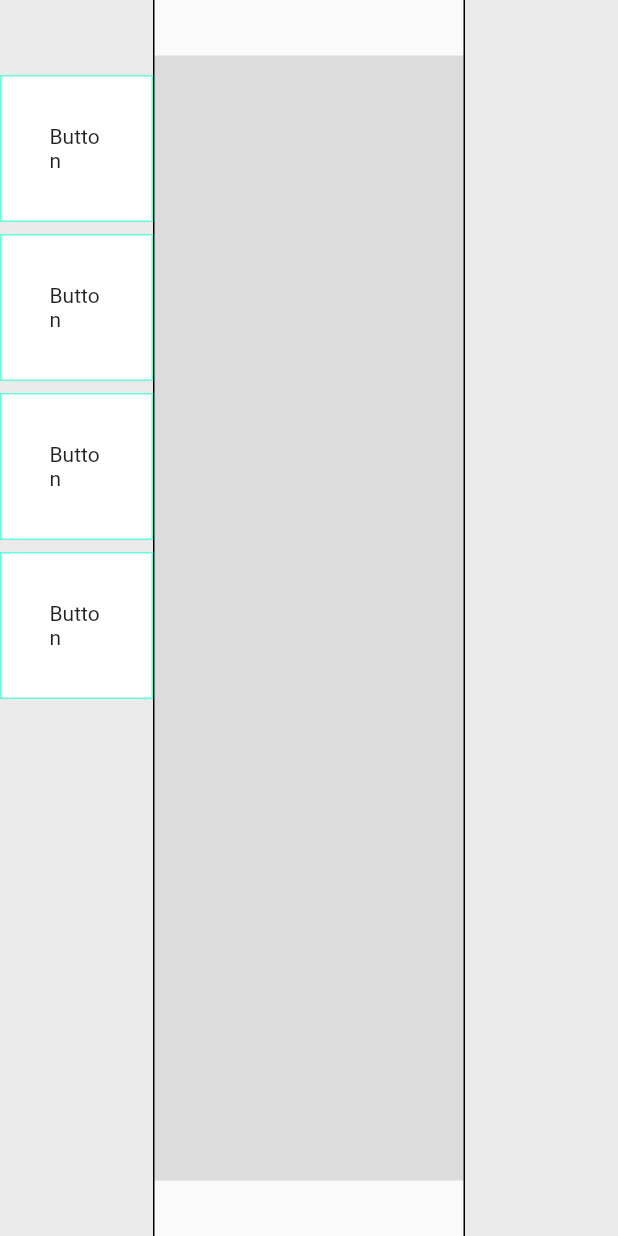
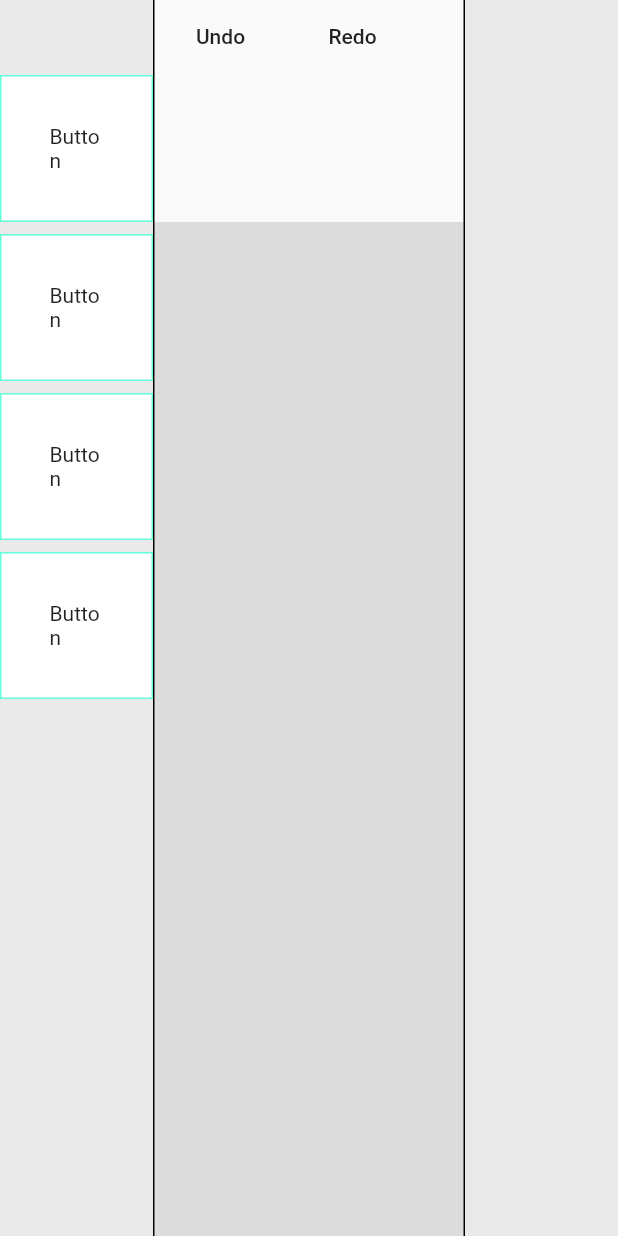
Before and after one commit to appbuildy/platform, a Flutter app: the screen it shows after launch, on a phone screen of 412 x 824 dp. Run offline on Flutter 3.47's test engine with Material 2 defaults, Android fonts, the phone set to English and light mode, and no system bars; our stand-ins replace flutter_mobx, mobx; generated files the repository leaves out were written again.

Commit message:
add: undo, redo

```diff
--- a/lib/features/layout/AppLayout.dart
+++ b/lib/features/layout/AppLayout.dart
@@ -24,8 +24,25 @@ class AppLayout extends StatelessWidget {
                 flex: 2,
                 child: Center(
                   child: Container(
-                    child: AppPreview(
-                      components: [],
+                    child: Column(
+                      children: [
+                        Row(
+                          children: [
+                            MaterialButton(
+                                onPressed: () {}, child: Text('Undo')),
+                            MaterialButton(
+                              onPressed: () {},
+                              child: Text('Redo'),
+                            )
+                          ],
+                        ),
+                        SizedBox(
+                          height: 100,
+                        ),
+                        AppPreview(
+                          components: [],
+                        ),
+                      ],
                     ),
                   ),
                 ),
```
